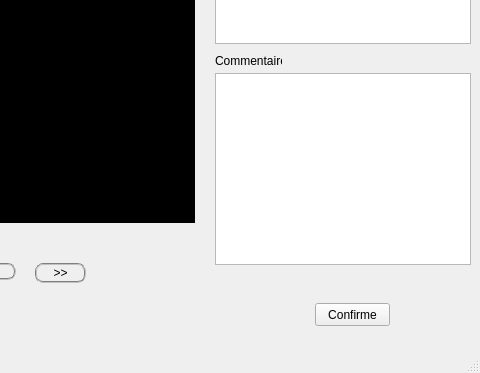
Before: the Qt Designer form decter/mainwindow.ui in bigflower123/PFE, drawn with Qt 5; both pictures show x 685 to 1165 and y 333 to 706 of the 1165 by 706 pixel window.
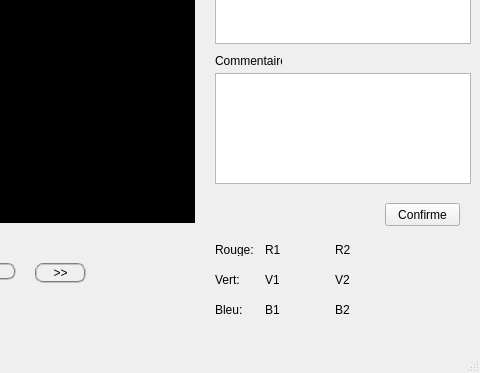
After: the same form once the commit is applied. Custom widgets are drawn as their Qt base class.

Diff of the .ui file:
```diff
--- a/decter/mainwindow.ui
+++ b/decter/mainwindow.ui
@@ -223,15 +223,15 @@
       <x>900</x>
       <y>370</y>
       <width>256</width>
-      <height>192</height>
+      <height>111</height>
      </rect>
     </property>
    </widget>
    <widget class="QPushButton" name="commentButton">
     <property name="geometry">
      <rect>
-      <x>1000</x>
-      <y>600</y>
+      <x>1070</x>
+      <y>500</y>
       <width>75</width>
       <height>23</height>
      </rect>
@@ -240,6 +240,123 @@
      <string>Confirme</string>
     </property>
    </widget>
+   <widget class="QLabel" name="label">
+    <property name="geometry">
+     <rect>
+      <x>900</x>
+      <y>540</y>
+      <width>46</width>
+      <height>13</height>
+     </rect>
+    </property>
+    <property name="text">
+     <string>Rouge:</string>
+    </property>
+   </widget>
+   <widget class="QLabel" name="label_2">
+    <property name="geometry">
+     <rect>
+      <x>900</x>
+      <y>570</y>
+      <width>46</width>
+      <height>13</height>
+     </rect>
+    </property>
+    <property name="text">
+     <string>Vert:</string>
+    </property>
+   </widget>
+   <widget class="QLabel" name="label_3">
+    <property name="geometry">
+     <rect>
+      <x>900</x>
+      <y>600</y>
+      <width>46</width>
+      <height>13</height>
+     </rect>
+    </property>
+    <property name="text">
+     <string>Bleu:</string>
+    </property>
+   </widget>
+   <widget class="QLabel" name="R1label">
+    <property name="geometry">
+     <rect>
+      <x>950</x>
+      <y>540</y>
+      <width>46</width>
+      <height>13</height>
+     </rect>
+    </property>
+    <property name="text">
+     <string>R1</string>
+    </property>
+   </widget>
+   <widget class="QLabel" name="R2label">
+    <property name="geometry">
+     <rect>
+      <x>1020</x>
+      <y>540</y>
+      <width>46</width>
+      <height>13</height>
+     </rect>
+    </property>
+    <property name="text">
+     <string>R2</string>
+    </property>
+   </widget>
+   <widget class="QLabel" name="V1label">
+    <property name="geometry">
+     <rect>
+      <x>950</x>
+      <y>570</y>
+      <width>46</width>
+      <height>13</height>
+     </rect>
+    </property>
+    <property name="text">
+     <string>V1</string>
+    </property>
+   </widget>
+   <widget class="QLabel" name="V2label">
+    <property name="geometry">
+     <rect>
+      <x>1020</x>
+      <y>570</y>
+      <width>46</width>
+      <height>13</height>
+     </rect>
+    </property>
+    <property name="text">
+     <string>V2</string>
+    </property>
+   </widget>
+   <widget class="QLabel" name="B1label">
+    <property name="geometry">
+     <rect>
+      <x>950</x>
+      <y>600</y>
+      <width>46</width>
+      <height>13</height>
+     </rect>
+    </property>
+    <property name="text">
+     <string>B1</string>
+    </property>
+   </widget>
+   <widget class="QLabel" name="B2label">
+    <property name="geometry">
+     <rect>
+      <x>1020</x>
+      <y>600</y>
+      <width>46</width>
+      <height>13</height>
+     </rect>
+    </property>
+    <property name="text">
+     <string>B2</string>
+    </property>
+   </widget>
   </widget>
   <widget class="QMenuBar" name="menuBar">
    <property name="geometry">
```
